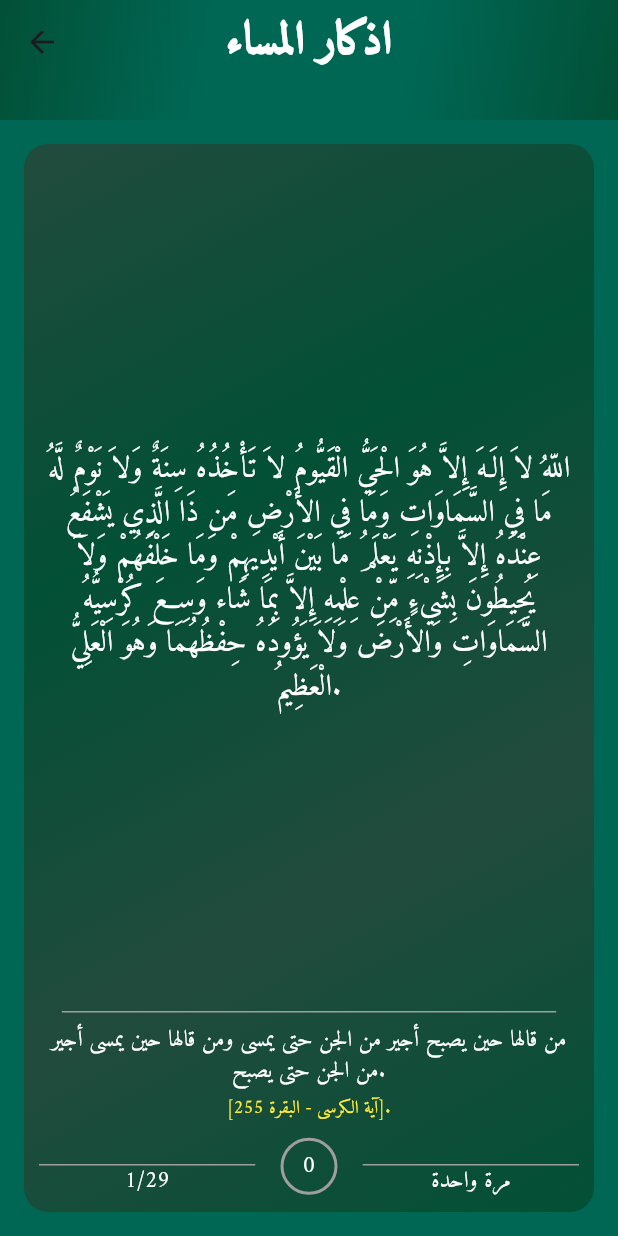
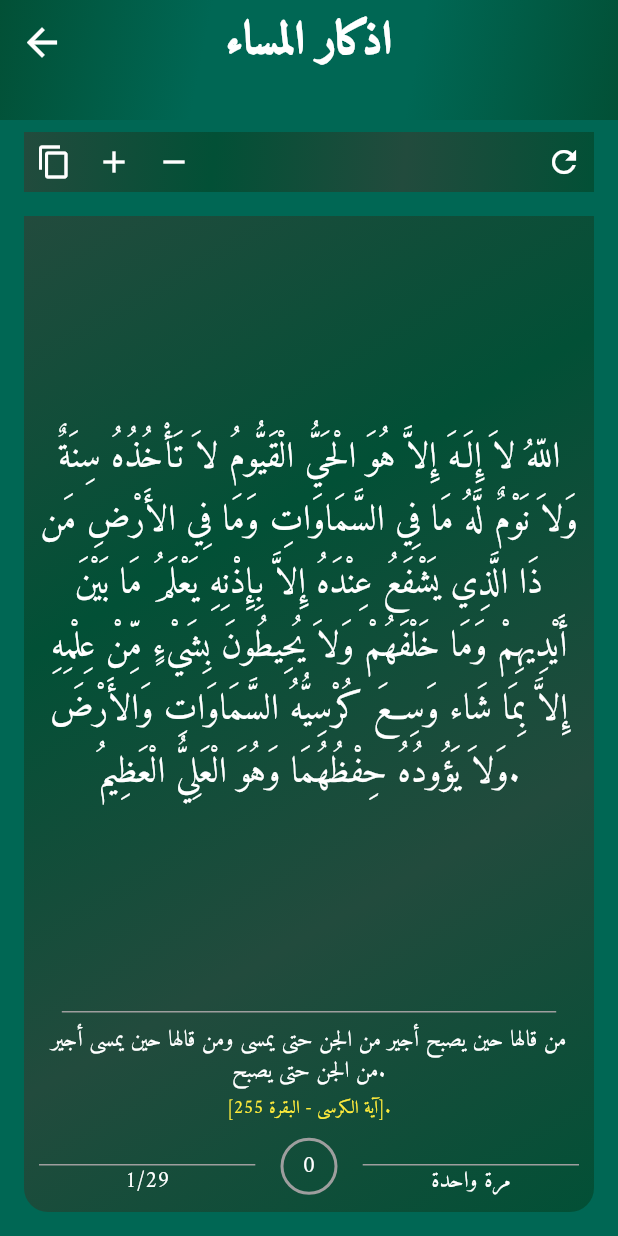
Before and after one commit to Souhaibbek/tawba, a Flutter app: the AzkarMassaView screen opened by its route, on a phone screen of 412 x 824 dp. Run offline on Flutter 3.47's test engine with Material 2 defaults, Android fonts, the phone set to English and light mode, and no system bars; our stand-ins replace get.

Commit message:
fix_zekr_widget_design

```diff
--- /dev/null
+++ b/lib/functions/icon_Button.dart
@@ -0,0 +1,17 @@
+import 'package:flutter/material.dart';
+
+Padding iconButton({Function()? onTap, IconData? icon}) {
+  return Padding(
+    padding: const EdgeInsets.all(8.0),
+    child: GestureDetector(
+      onTap: onTap,
+      child: Align(
+        alignment: Alignment.center,
+        child: Icon(
+          icon,
+          color: Colors.white,
+        ),
+      ),
+    ),
+  );
+}
--- a/lib/screens/azkar/azkar_details/azkar_massa_view.dart
+++ b/lib/screens/azkar/azkar_details/azkar_massa_view.dart
@@ -36,6 +36,10 @@ class AzkarMassaView extends GetView<AzkarController> {
                     controller.zekrMassa[index].countNumber,
                   );
                 },
+                size: controller.fontSize.value,
+                restart: () => controller.resetPages(),
+                addSize: () => controller.addSize(),
+                lowSize: () => controller.lowSize(),
                 progressValue: controller.progressValue.value,
                 zekr: controller.zekrMassa[index].zekr,
                 count: controller.zekrMassa[index].count,
--- a/lib/screens/azkar/azkar_details/azkar_sabah_view.dart
+++ b/lib/screens/azkar/azkar_details/azkar_sabah_view.dart
@@ -36,6 +36,10 @@ class AzkarSabahView extends GetView<AzkarController> {
                     controller.zekrSabah[index].countNumber,
                   );
                 },
+                size: controller.fontSize.value,
+                restart: () => controller.resetPages(),
+                addSize: () => controller.addSize(),
+                lowSize: () => controller.lowSize(),
                 progressValue: controller.progressValue.value,
                 zekr: controller.zekrSabah[index].zekr,
                 count: controller.zekrSabah[index].count,
--- a/lib/styles/styles.dart
+++ b/lib/styles/styles.dart
@@ -15,7 +15,7 @@ class AppTextStyles {
     color: AppColors.kWhiteColor,
   );
   static const TextStyle zekrTextStyle = TextStyle(
-    fontSize: 20,
+    fontSize: 24,
     fontFamily: 'amiri',
     fontWeight: FontWeight.w500,
     color: AppColors.kWhiteColor,
--- a/lib/widgets/global_appbar.dart
+++ b/lib/widgets/global_appbar.dart
@@ -13,6 +13,13 @@ class GlobalAppBar extends StatelessWidget implements PreferredSizeWidget {
   @override
   Widget build(BuildContext context) {
     return AppBar(
+      actionsIconTheme: const IconThemeData(
+        color: Colors.white,
+      ),
+      iconTheme: const IconThemeData(
+        color: Colors.white,
+        size: 30,
+      ),
       title: Text(
         title,
         textDirection: TextDirection.rtl,
--- a/lib/widgets/zekr_item_widgets.dart
+++ b/lib/widgets/zekr_item_widgets.dart
@@ -2,6 +2,9 @@ import 'package:flutter/material.dart';
 import 'package:tawba/functions/linear_gradient.dart';
 import 'package:tawba/styles/colors.dart';
 import 'package:tawba/styles/styles.dart';
+import 'package:flutter/services.dart';
+
+import '../functions/icon_Button.dart';
 
 class ZekrItemWidget extends StatelessWidget {
   const ZekrItemWidget({
@@ -15,6 +18,11 @@ class ZekrItemWidget extends StatelessWidget {
     required this.countNumber,
     this.onTap,
     required this.progressValue,
+    this.addSize,
+    this.lowSize,
+    this.restart,
+    this.copy,
+    this.size = 0.0,
   });
   final String zekr;
   final String desc;
@@ -25,16 +33,74 @@ class ZekrItemWidget extends StatelessWidget {
   final int countNumber;
   final void Function()? onTap;
   final double progressValue;
+  final double size;
+  final void Function()? addSize;
+  final void Function()? lowSize;
+  final void Function()? restart;
+  final void Function()? copy;
   @override
   Widget build(BuildContext context) {
-    return Padding(
+    return Column(
+      children: [
+        Padding(
+          padding: const EdgeInsets.fromLTRB(16.0, 8.0, 16.0, 0.0),
+          child: Container(
+            height: 40,
+            decoration: BoxDecoration(
+              gradient: zekrContainerLinearGradient(),
+            ),
+            child: Row(
+              mainAxisAlignment: MainAxisAlignment.spaceBetween,
+              children: [
+                Row(
+                  children: [
+                    iconButton(
+                      icon: Icons.copy,
+                      onTap: () {
+                        Clipboard.setData(ClipboardData(
+                                text: '$zekr \n \n $desc\n$ref\n$count'))
+                            .then((_) {
+                          ScaffoldMessenger.of(context)
+                              .showSnackBar(const SnackBar(
+                                  content: Text(
+                            'تم النسخ!',
+                            textDirection: TextDirection.rtl,
+                            textAlign: TextAlign.right,
+                            style: AppTextStyles.descriptionTextStyle,
+                          )));
+                        });
+                      },
+                    ),
+                    iconButton(
+                      icon: Icons.add,
+                      onTap: addSize,
+                    ),
+                    iconButton(
+                      icon: Icons.remove,
+                      onTap: lowSize,
+                    ),
+                  ],
+                ),
+                iconButton(
+                  icon: Icons.refresh,
+                  onTap: restart,
+                ),
+              ],
+            ),
+          ),
+        ),
+        Expanded(
+          child: Padding(
             padding: const EdgeInsets.all(16.0),
             child: GestureDetector(
               onTap: onTap,
               child: Container(
                 decoration: BoxDecoration(
                   gradient: zekrContainerLinearGradient(),
-            borderRadius: BorderRadius.circular(16),
+                  borderRadius: const BorderRadius.only(
+                    bottomLeft: Radius.circular(16),
+                    bottomRight: Radius.circular(16),
+                  ),
                 ),
                 child: Padding(
                   padding: const EdgeInsets.all(10.0),
@@ -48,10 +114,15 @@ class ZekrItemWidget extends StatelessWidget {
                             Expanded(
                               child: Center(
                                 child: SingleChildScrollView(
-                            child: Text(
-                              zekr,
+                                  child: RichText(
                                     textAlign: TextAlign.center,
-                              style: AppTextStyles.zekrTextStyle,
+                                    text: TextSpan(
+                                      text: zekr,
+                                      style:
+                                          AppTextStyles.zekrTextStyle.copyWith(
+                                        fontSize: 24 + size,
+                                      ),
+                                    ),
                                   ),
                                 ),
                               ),
@@ -64,11 +135,17 @@ class ZekrItemWidget extends StatelessWidget {
                                 color: AppColors.kGreyColor,
                               ),
                             ),
+                            SingleChildScrollView(
+                              child: Column(
+                                children: [
                                   if (desc != '')
                                     Text(
                                       desc,
                                       textAlign: TextAlign.center,
-                          style: AppTextStyles.descriptionTextStyle,
+                                      style: AppTextStyles.descriptionTextStyle
+                                          .copyWith(
+                                        fontSize: 15 + size,
+                                      ),
                                     ),
                                   const SizedBox(
                                     height: 5.0,
@@ -76,7 +153,13 @@ class ZekrItemWidget extends StatelessWidget {
                                   Text(
                                     ref,
                                     textAlign: TextAlign.center,
-                        style: AppTextStyles.referenceTextStyle,
+                                    style: AppTextStyles.referenceTextStyle
+                                        .copyWith(
+                                      fontSize: 12 + size,
+                                    ),
+                                  ),
+                                ],
+                              ),
                             ),
                           ],
                         ),
@@ -94,7 +177,8 @@ class ZekrItemWidget extends StatelessWidget {
                                 child: Container(
                                   color: AppColors.kGreyColor,
                                   height: 1.0,
-                            width: MediaQuery.of(context).size.width * 0.35,
+                                  width:
+                                      MediaQuery.of(context).size.width * 0.35,
                                 ),
                               ),
                               Text(
@@ -125,7 +209,8 @@ class ZekrItemWidget extends StatelessWidget {
                                 child: Container(
                                   color: AppColors.kGreyColor,
                                   height: 1.0,
-                            width: MediaQuery.of(context).size.width * 0.35,
+                                  width:
+                                      MediaQuery.of(context).size.width * 0.35,
                                 ),
                               ),
                               Text(
@@ -141,6 +226,9 @@ class ZekrItemWidget extends StatelessWidget {
                 ),
               ),
             ),
+          ),
+        ),
+      ],
     );
   }
 }
```
Also changed, not shown: lib/screens/azkar/azkar_controller.dart (+23 -1 lines). Lines whose indentation alone changed are shown as unchanged.
